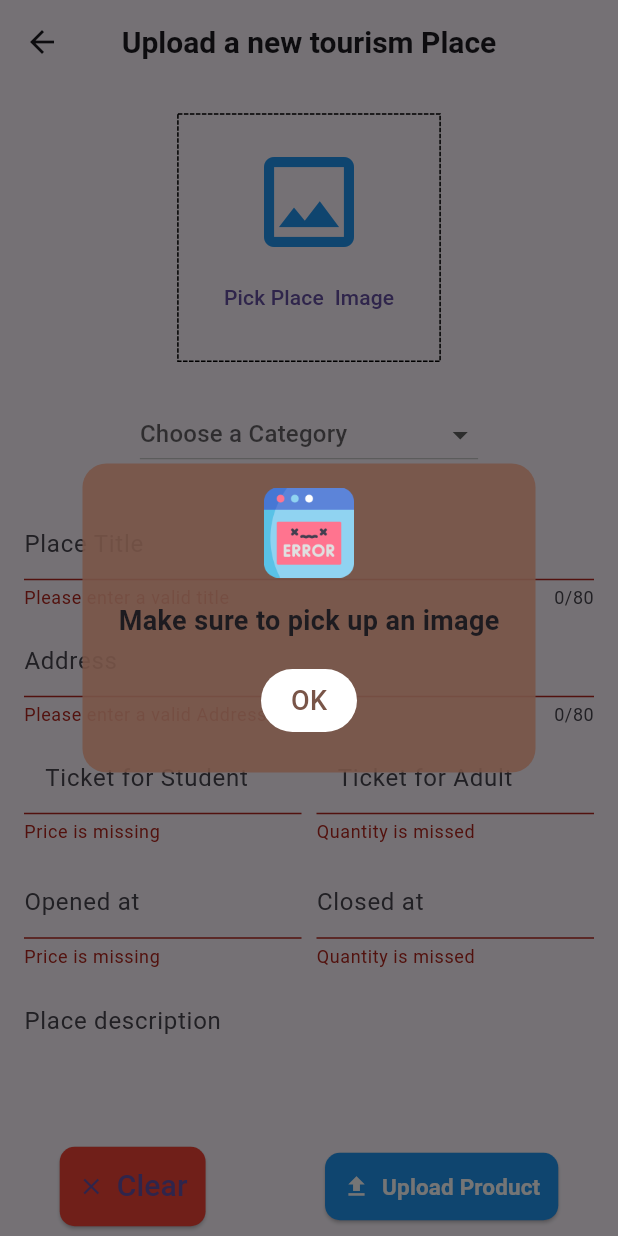
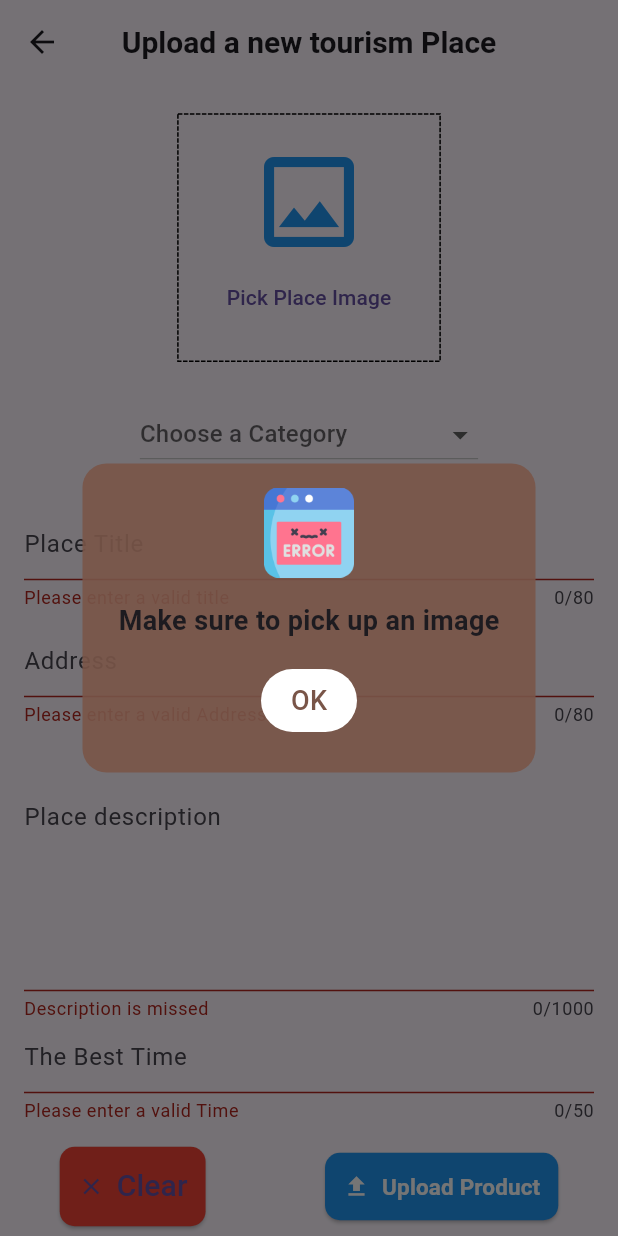
Before and after one commit to MondaAtef/tourism_project, a Flutter app: the EditOrUploadPlaceScreen screen opened directly, after a tap on "Upload Product", on a phone screen of 412 x 824 dp. Run offline on Flutter 3.47's test engine with Material 3 defaults, Android fonts, the phone set to English and light mode, and no system bars; drawn by our look-alikes of dotted_border; our stand-ins replace animated_text_kit, bloc, card_swiper, cloud_firestore, dio, fancy_shimmer_image and 17 more; missing offline and left inert: dynamic_height_grid_view, flutter_facebook_auth; accounts and stored records are empty; Roboto replaces fonts that are missing (Oxanium); project files that could hold a hidden picture were left out.

Commit message:
update_8_ places

```diff
--- a/lib/componenet/drawer.dart
+++ b/lib/componenet/drawer.dart
@@ -120,6 +120,7 @@ class Mydrawer extends StatelessWidget {
                                                 if (v.toString() != '123') {
                                                   print("0");
                                                 }
+                                                return null;
                                               },
                                               decoration: InputDecoration(
                                                 prefixIcon:
--- a/lib/models/place model.dart
+++ b/lib/models/place model.dart
@@ -5,26 +5,29 @@ class Placemodel with ChangeNotifier {
   final String PlaceId,
       PlaceTitle,
       PlaceAddress,
-      Ticketforadult,
+      PlaceCategory,
+      PlaceDescription,
+      PlaceImage,
+      BestTime;
+  /* Ticketforadult,
       TicketforStudent,
       openedat,
-      closedat,
-      PlaceCategory,
-      PlaceDescription,
-      PlaceImage;
+      closedat,*/
   Timestamp? createdAt;
   Placemodel({
     required this.PlaceId,
     required this.PlaceAddress,
     required this.PlaceTitle,
-    required this.Ticketforadult,
-    required this.TicketforStudent,
-    required this.closedat,
-    required this.openedat,
     required this.PlaceCategory,
     required this.PlaceDescription,
     required this.PlaceImage,
+    required this.BestTime,
+
     this.createdAt,
+    /*required this.Ticketforadult,
+    required this.TicketforStudent,
+    required this.closedat,
+    required this.openedat,*/
   });
 
   factory Placemodel.fromFirestore(DocumentSnapshot doc) {
@@ -33,15 +36,17 @@ class Placemodel with ChangeNotifier {
     return Placemodel(
       PlaceId: data["PlaceId"], //doc.get(field),
       PlaceTitle: data['PlaceTitle'],
-      closedat: data['closedat'],
-      openedat: data['openedat'],
       PlaceAddress: data['PlaceAddress'],
-      Ticketforadult: data['Ticketforadult'],
-      TicketforStudent: data['TicketforStudent'],
       PlaceCategory: data['PlaceCategory'],
       PlaceDescription: data['PlaceDescription'],
       PlaceImage: data['PlaceImage'],
+      BestTime:data['BestTime'],
       createdAt: data['createdAt'],
+      //Ticketforadult: data['Ticketforadult'],
+     // TicketforStudent: data['TicketforStudent'],
+      //closedat: data['closedat'],
+      //openedat: data['openedat'],
+
     );
   }
 }
--- a/lib/provider/homeprovider.dart
+++ b/lib/provider/homeprovider.dart
@@ -69,7 +69,7 @@ class HomeProvider with ChangeNotifier {
     try {
       return productDb.snapshots().map((snapshot) {
         products.clear();
-        // products = []
+       //  products = [];
         for (var element in snapshot.docs) {
           products.insert(0, Placemodel.fromFirestore(element));
         }
--- a/lib/provider/trip provider.dart
+++ b/lib/provider/trip provider.dart
@@ -155,14 +155,14 @@ class TripProvider with ChangeNotifier {
   double getTotal({required HomeProvider productsProvider}) {
     double total = 0.0;
 
-    _cartItems.forEach((key, value) {
+ /*  _cartItems.forEach((key, value) {
       final getCurrProduct = productsProvider.findByProdId(value.productId);
       if (getCurrProduct == null) {
         total += 0;
       } else {
         total += double.parse(getCurrProduct.TicketforStudent) * value.quantity;
       }
-    });
+    });*/
     return total;
   }
 
--- a/lib/screens/dashboard_screen/widgets/Trip/Trip_Screen.dart
+++ b/lib/screens/dashboard_screen/widgets/Trip/Trip_Screen.dart
@@ -199,8 +199,8 @@ class _TripScreenState extends State<TripScreen> {
           "PlaceDescription": getCurrProduct.PlaceDescription,
           "PlaceCategory": getCurrProduct.PlaceCategory,
           "PlaceAddress": getCurrProduct.PlaceAddress,
-          'TicketforStudent': double.parse(getCurrProduct.TicketforStudent) ,
-          'Ticketforadult': double.parse(getCurrProduct.Ticketforadult) ,
+         // 'TicketforStudent': double.parse(getCurrProduct.TicketforStudent) ,
+          //'Ticketforadult': double.parse(getCurrProduct.Ticketforadult) ,
           'imageUrl': getCurrProduct.PlaceImage,
           'Days of trip:':selecteditem,
           'orderDate': Timestamp.now(),
--- a/lib/screens/dashboard_screen/widgets/Trip/trip_widget.dart
+++ b/lib/screens/dashboard_screen/widgets/Trip/trip_widget.dart
@@ -89,14 +89,14 @@ class TripoWidget extends StatelessWidget {
                           label: "Address:${getCurrProduct.PlaceAddress}",
                           color: Colors.black,
                         ),
-                        SubtitleTextWidget(
+                       /* SubtitleTextWidget(
                           label: "Ticketforadult:${getCurrProduct.Ticketforadult}\$",
                           color: Colors.blue,
                         ),
                         SubtitleTextWidget(
                           label: "TicketforStudent:${getCurrProduct.TicketforStudent}\$",
                           color: Colors.blue,
-                        ),
+                        ),*/
 
 
                       ],
--- a/lib/screens/dashboard_screen/widgets/add&edit place.dart
+++ b/lib/screens/dashboard_screen/widgets/add&edit place.dart
@@ -27,20 +27,24 @@ class EditOrUploadPlaceScreen extends StatefulWidget {
 class _EditOrUploadPlaceScreenState extends State<EditOrUploadPlaceScreen> {
   final _formKey = GlobalKey<FormState>();
   XFile? _pickedImage;
-  late TextEditingController _titleController,
-      _priceController,
+  late TextEditingController
+  _titleController,
+      _addressController,
       _descriptionController,
-      _adultController,
-      _quantityController;
-  var openedat = TextEditingController();
-  var closedat = TextEditingController();
+      _timeController;
+
+
+//  _adultController,
+// _studentController;
+//var openedat = TextEditingController();
+//var closedat = TextEditingController();
   String? _categoryValue;
   bool isEditing = false;
   String? productNetworkImage;
   bool _isLoading = false;
   String? productImageUrl;
-  String?x;
-  String?y;
+ // String?x;
+  //String?y;
   @override
   void initState() {
     if (widget.productModel != null) {
@@ -50,17 +54,18 @@ class _EditOrUploadPlaceScreenState extends State<EditOrUploadPlaceScreen> {
     }
     _titleController =
         TextEditingController(text: widget.productModel?.PlaceTitle);
-    _priceController =
+    _addressController =
         TextEditingController(text: widget.productModel?.PlaceAddress);
     _descriptionController =
         TextEditingController(text: widget.productModel?.PlaceDescription);
-    _quantityController =
+    _timeController =
+        TextEditingController(text: widget.productModel?.BestTime);
+   /* _studentController =
         TextEditingController(text: widget.productModel?.TicketforStudent);
     _adultController =
         TextEditingController(text: widget.productModel?.Ticketforadult);
     openedat= TextEditingController(text: widget.productModel?.openedat);
-    closedat= TextEditingController(text: widget.productModel?.closedat);
-
+    closedat= TextEditingController(text: widget.productModel?.closedat);*/
 
     super.initState();
   }
@@ -68,23 +73,25 @@ class _EditOrUploadPlaceScreenState extends State<EditOrUploadPlaceScreen> {
   @override
   void dispose() {
     _titleController.dispose();
-    _priceController.dispose();
+    _addressController.dispose();
     _descriptionController.dispose();
-    _quantityController.dispose();
+    _timeController.dispose();
+   /* _studentController.dispose();
     _adultController.dispose();
     openedat.dispose();
-    closedat.dispose();
+    closedat.dispose();*/
     super.dispose();
   }
 
   void clearForm() {
     _titleController.clear();
-    _priceController.clear();
+    _addressController.clear();
     _descriptionController.clear();
-    _quantityController.clear();
+    _timeController.clear();
+   /* _studentController.clear();
     _adultController.clear();
     openedat.clear();
-    closedat.clear();
+    closedat.clear();*/
     removePickedImage();
   }
 
@@ -125,14 +132,15 @@ class _EditOrUploadPlaceScreenState extends State<EditOrUploadPlaceScreen> {
             .set({
           'PlaceId': productId,
           'PlaceTitle': _titleController.text,
-          'PlaceAddress':_priceController.text,
-          'Ticketforadult':_adultController.text,
-          'TicketforStudent':_quantityController.text,
+          'PlaceAddress':_addressController.text,
           'PlaceImage': productImageUrl,
-          'openedat':x,
-          'closedat':y,
           'PlaceCategory': _categoryValue,
           'PlaceDescription': _descriptionController.text,
+          /*'Ticketforadult':_adultController.text,
+          'TicketforStudent':_studentController.text,
+          'openedat':x,
+          'closedat':y,*/
+          'BestTime':_timeController.text,
           'createdAt': Timestamp.now(),
         });
         Fluttertoast.showToast(
@@ -201,14 +209,15 @@ class _EditOrUploadPlaceScreenState extends State<EditOrUploadPlaceScreen> {
             .update({
           'PlaceId': widget.productModel!.PlaceId,
           'PlaceTitle': _titleController.text,
-          'PlaceAddress':_priceController.text,
-           'Ticketforadult':_adultController.text,
-          'TicketforStudent':_quantityController.text,
+          'PlaceAddress':_addressController.text,
           'PlaceImage': productImageUrl,
           'PlaceCategory': _categoryValue,
+         /* 'Ticketforadult':_adultController.text,
+          'TicketforStudent':_studentController.text,
           'openedat':x,
-          'closedat':y,
+          'closedat':y,*/
           'PlaceDescription': _descriptionController.text,
+          'BestTime':_timeController.text,
           'createdAt': Timestamp.now(),
         });
         Fluttertoast.showToast(
@@ -379,7 +388,7 @@ class _EditOrUploadPlaceScreenState extends State<EditOrUploadPlaceScreen> {
                                   onPressed: () {
                                     localImagePicker();
                                   },
-                                  child: const Text("Pick Place  Image"),
+                                  child: const Text("Pick Place Image"),
                                 ),
                               ],
                             ),
@@ -467,7 +476,7 @@ class _EditOrUploadPlaceScreenState extends State<EditOrUploadPlaceScreen> {
                             height: 10,
                           ),
                           TextFormField(
-                            controller: _priceController,
+                            controller: _addressController,
                             key: const ValueKey('Address'),
                             maxLength: 80,
                             minLines: 1,
@@ -488,12 +497,12 @@ class _EditOrUploadPlaceScreenState extends State<EditOrUploadPlaceScreen> {
                           const SizedBox(
                             height: 10,
                           ),
-                          Row(
+                        /*  Row(
                             children: [
                               Flexible(
                                 flex: 1,
                                 child: TextFormField(
-                                  controller: _quantityController,
+                                  controller: _studentController,
                                   key: const ValueKey('Price \$'),
                                   keyboardType: TextInputType.number,
                                   inputFormatters: <TextInputFormatter>[
@@ -545,9 +554,9 @@ class _EditOrUploadPlaceScreenState extends State<EditOrUploadPlaceScreen> {
                                 ),
                               ),
                             ],
-                          ),
+                          ),*/
                           const SizedBox(height: 15),
-                          Row(
+                          /*Row(
                             children: [
                               Flexible(
                                 flex: 1,
@@ -615,7 +624,7 @@ openedat.text=value!.format(context).toString();
                                 ),
                               ),
                             ],
-                          ),
+                          ),*/
                           const SizedBox(height: 15),
                           TextFormField(
                             key: const ValueKey('Description'),
@@ -635,6 +644,25 @@ openedat.text=value!.format(context).toString();
                             },
                             onTap: () {},
                           ),
+                          TextFormField(
+                            controller:  _timeController,
+                            key: const ValueKey('The Best Time'),
+                            maxLength: 50,
+                            minLines: 1,
+                            maxLines: 2,
+                            keyboardType: TextInputType.multiline,
+                            textInputAction: TextInputAction.newline,
+                            decoration: const InputDecoration(
+                              hintText: 'The Best Time',
+                            ),
+                            validator: (value) {
+                              return MyValidators.uploadProdTexts(
+                                value: value,
+                                toBeReturnedString:
+                                "Please enter a valid Time",
+                              );
+                            },
+                          ),
                         ],
                       ),
                     ),
```
Also changed, not shown: lib/screens/dashboard_screen/widgets/All places.dart (+6 -6 lines), lib/screens/dashboard_screen/widgets/placewidget.dart (+13 -2 lines), lib/screens/dashboard_screen/widgets/placewidget2.dart (+4 -4 lines), lib/screens/dashboard_screen/widgets/product_details.dart (+45 -9 lines), 1 other file. Lines whose indentation alone changed are shown as unchanged.
